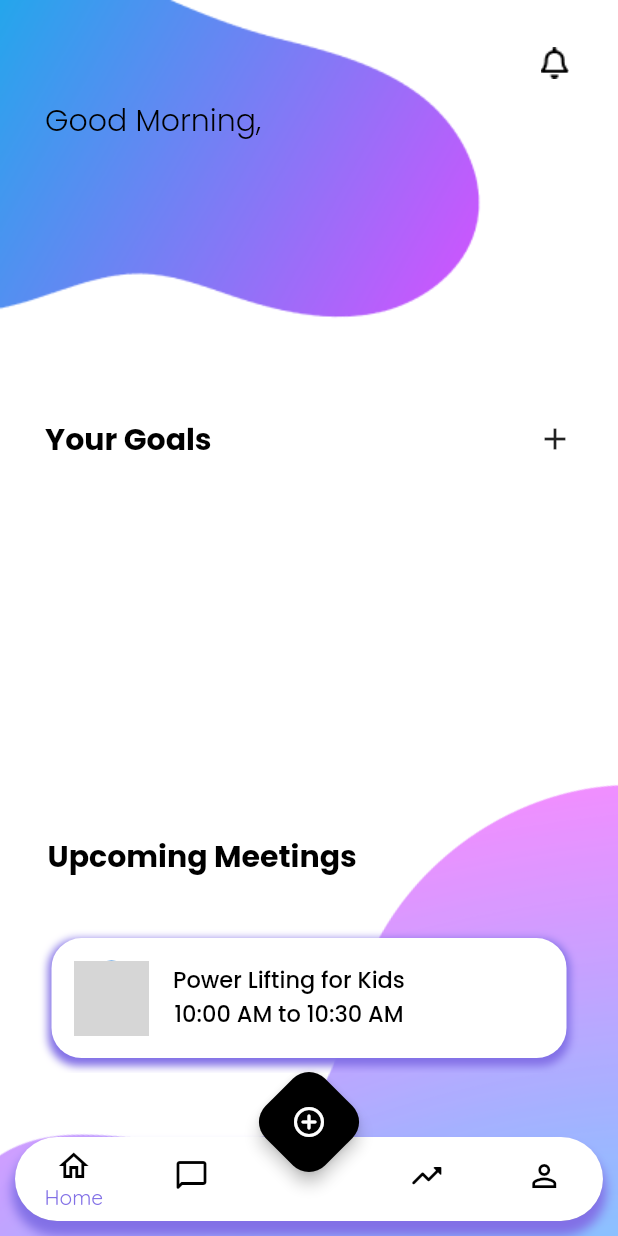
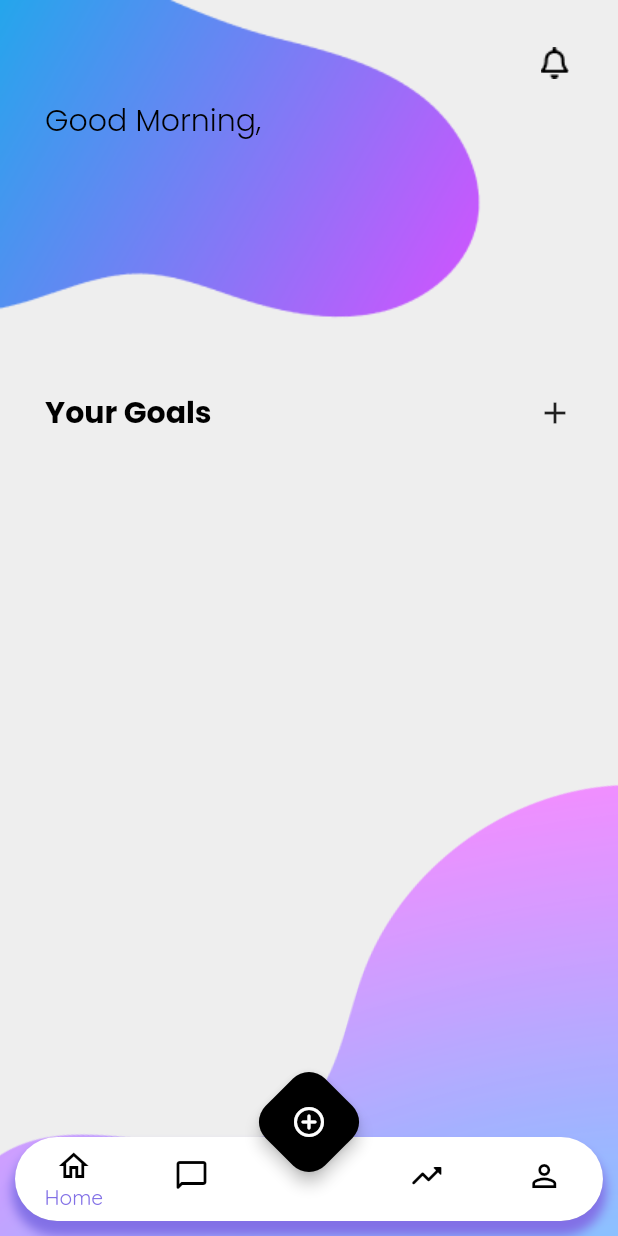
Before and after one commit to BrandonBui/Goalero, a Flutter app: the screen it shows once a user with an empty profile is signed in, on a phone screen of 412 x 824 dp. Run offline on Flutter 3.47's test engine with Material 2 defaults, Android fonts, the phone set to English and light mode, and no system bars; drawn by our look-alikes of scroll_snap_list; our stand-ins replace cloud_firestore, email_validator, firebase_auth, firebase_core, google_fonts; accounts and stored records are empty; grey boxes are pictures that could not be loaded.

Commit message:
Upcoming meetings removed from home page
Upcoming meetings was removed from goal page since that will be in a
later roll out. More fields added to goal.dart plus comments on
add_goal_page

```diff
--- a/lib/NavBarPages/add_goal_page.dart
+++ b/lib/NavBarPages/add_goal_page.dart
@@ -17,7 +17,10 @@ class _addGoalState extends State<addGoal> {
   final authUser = FirebaseAuth.instance.currentUser;
 
   /*
+  addNewGoal
 
+  Communicated to the firestore database to store the goal information inside of
+  a collection created within the user's document.
   */
   Future addNewGoal(String goalName, String goalCategory,
       String goalDescription, String goalCompletionDate) async {
--- a/lib/NavBarPages/home_page.dart
+++ b/lib/NavBarPages/home_page.dart
@@ -72,12 +72,44 @@ class _homeState extends State<home> {
                     width: 150,
                     child: DecoratedBox(
                       decoration: BoxDecoration(
-                            color: Colors.grey,
+                          boxShadow: [
+                            BoxShadow(
+                              color: Color.fromARGB(255, 130, 112, 230),
+                              spreadRadius: 2.0,
+                              blurRadius: 4,
+                              offset: Offset(0, 3), // Shadow position
+                            ),
+                          ],
+                          color: Colors.white,
                           borderRadius: BorderRadius.circular(20)),
-                        child: Center(
-                          child:
-                              Text(widget.goalList[index].goalName.toString()),
-                        )))),
+                      child: Padding(
+                        padding: const EdgeInsets.all(8.0),
+                        child: Column(
+                          mainAxisAlignment: MainAxisAlignment.center,
+                          children: [
+                            Row(children: [
+                              //Goal category
+
+                              Text(
+                                widget.goalList[index].goalCategory.toString(),
+                                style: TextStyle(fontWeight: FontWeight.bold),
+                              ),
+
+                              Icon(Icons.wifi_1_bar_outlined),
+                            ]),
+
+                            //Goal title
+                            Text(
+                              widget.goalList[index].goalName.toString(),
+                              style: TextStyle(fontSize: 18),
+                            ),
+                            //Goal description
+                            Text(widget.goalList[index].goalDesctiption
+                                .toString())
+                          ],
+                        ),
+                      ),
+                    ))),
             /*
             ),
             const SizedBox(height: 8),
@@ -173,7 +205,7 @@ class _homeState extends State<home> {
           ),
         );
     return Scaffold(
-      backgroundColor: Colors.white,
+      backgroundColor: Color.fromARGB(255, 238, 238, 238),
       body: Container(
         child: Stack(
           children: [
@@ -222,9 +254,14 @@ class _homeState extends State<home> {
                 ),
               ),
             ),
-            Align(
-              alignment: Alignment(-1, -.3),
-              child: Padding(
+
+            Column(
+              children: [
+                SizedBox(
+                  height: 60,
+                ),
+                const SizedBox(height: 200),
+                Padding(
                   padding: const EdgeInsets.only(left: 30.0),
                   child: Row(
                     children: [
@@ -242,16 +279,10 @@ class _homeState extends State<home> {
                     ],
                   ),
                 ),
-            ),
-            SizedBox(height: 30),
                 Padding(
-              padding: const EdgeInsets.only(top: 30.0),
-              child: Align(
-                alignment: Alignment.center,
-                child: Padding(
                   padding: const EdgeInsets.all(10.0),
                   child: Column(
-                    mainAxisAlignment: MainAxisAlignment.center,
+                    //mainAxisAlignment: MainAxisAlignment.center,
                     children: [
                       SizedBox(
                         height: 210,
@@ -270,8 +301,10 @@ class _homeState extends State<home> {
                     ],
                   ),
                 ),
+              ],
             ),
-            ),
+
+            //),
             RotationTransition(
               //bottom blob is slightly rotated
               turns: AlwaysStoppedAnimation(15 / 360),
@@ -282,6 +315,7 @@ class _homeState extends State<home> {
                     child: Image(image: AssetImage('images/SideBlob.png'))),
               ),
             ),
+            /*
             Padding(
               padding: const EdgeInsets.only(left: 40.0),
               child: Align(
@@ -313,6 +347,7 @@ class _homeState extends State<home> {
                     scrollDirection: Axis.vertical, //direction of scroll
                   )),
             ),
+            */
           ],
         ),
       ),
--- a/lib/User Information/goal.dart
+++ b/lib/User Information/goal.dart
@@ -1,18 +1,21 @@
+import 'package:cloud_firestore/cloud_firestore.dart';
 import 'package:flutter/foundation.dart';
 
 class Goal {
   final String goalName;
-  //final String goalCategory;
-  //final String goalDesctiption;
-  //final String goalCompletionDate;
+  final String goalCategory;
+  final String goalDesctiption;
+  final Timestamp goalCompletionDate;
 
-  Goal({
-    required this.goalName,
-    //required this.goalCategory,
-    //required this.goalDesctiption,
-    //required this.goalCompletionDate
-  });
+  Goal(
+      {required this.goalName,
+      required this.goalCategory,
+      required this.goalDesctiption,
+      required this.goalCompletionDate});
 
-  static Goal fromJson(Map<String, dynamic> json) =>
-      Goal(goalName: json['goal name']);
+  static Goal fromJson(Map<dynamic, dynamic> json) => Goal(
+      goalName: json['goal name'],
+      goalCategory: json['goal category'],
+      goalDesctiption: json['goal description'],
+      goalCompletionDate: json['goal completion date']);
 }
--- a/lib/main.dart
+++ b/lib/main.dart
@@ -136,7 +136,7 @@ class _HomePageState extends State<HomePage> with TickerProviderStateMixin {
         stream: readUser(),
         builder: (context, snapshot) {
           if (snapshot.hasError) {
-            return const Text('Something went wrong!');
+            return Center(child: const Text('Something went wrong!'));
           }
           if (snapshot.hasData) {
             final curUser = snapshot.data!;
@@ -145,7 +145,9 @@ class _HomePageState extends State<HomePage> with TickerProviderStateMixin {
                 stream: getGoals(),
                 builder: (context, snapshot) {
                   if (snapshot.hasError) {
-                    return const Text('Something went wrong! Error: getGoals');
+                    return Center(
+                        child: const Text(
+                            'Something went wrong! Error: getGoals'));
                   }
                   if (snapshot.hasData) {
                     final goalList = snapshot.data!;
```
Lines whose indentation alone changed are shown as unchanged.
